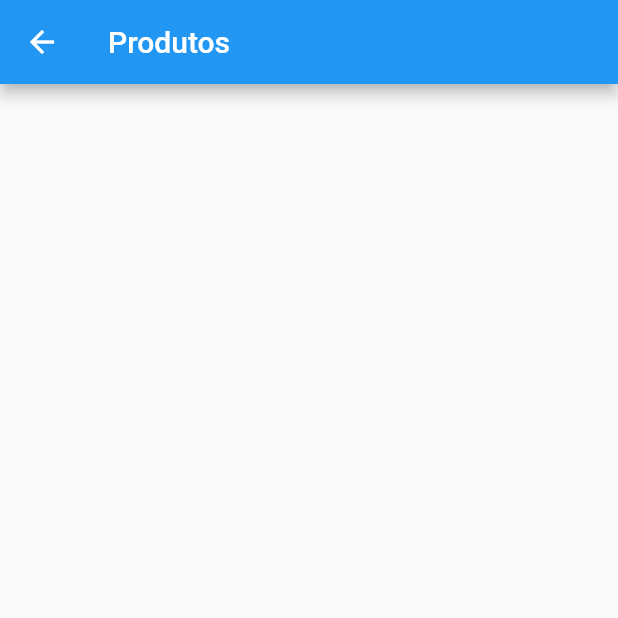
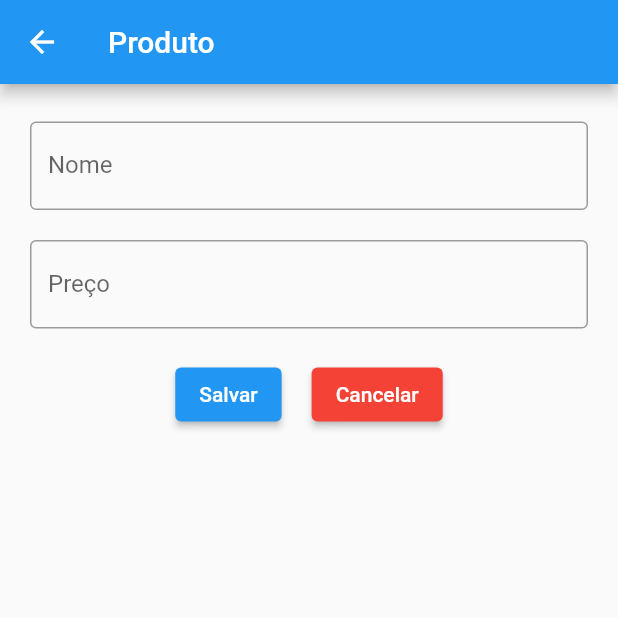
Before and after one commit to GabrielArsenio/pedidex_flutter, a Flutter app: the ProductFormPage screen opened directly, on a phone screen of 412 x 824 dp, the top half of it. Run offline on Flutter 3.47's test engine with Material 2 defaults, Android fonts, the light colour scheme and no system bars; our stand-ins replace mobx, sqflite; accounts and stored records are empty; generated files the repository leaves out were written again.

```diff
--- a/lib/page/product_form.page.dart
+++ b/lib/page/product_form.page.dart
@@ -3,11 +3,48 @@ import 'package:flutter/material.dart';
 class ProductFormPage extends StatelessWidget {
   const ProductFormPage({Key? key}) : super(key: key);
 
+  _textField(
+      {required String labelText, onChanged, String Function()? errorText}) {
+    return TextField(
+      onChanged: onChanged,
+      decoration: InputDecoration(
+        border: const OutlineInputBorder(),
+        labelText: labelText,
+        errorText: errorText == null ? null : errorText(),
+      ),
+    );
+  }
+
   @override
   Widget build(BuildContext context) {
     return Scaffold(
       appBar: AppBar(
-        title: const Text("Produtos"),
+        title: const Text("Produto"),
+      ),
+      body: Padding(
+        padding: const EdgeInsets.only(top: 25, left: 20, right: 20),
+        child: Column(
+          children: [
+            _textField(labelText: "Nome"),
+            const SizedBox(height: 20),
+            _textField(labelText: "Preço"),
+            const SizedBox(height: 20),
+            Row(
+              mainAxisAlignment: MainAxisAlignment.center,
+              children: [
+                ElevatedButton(onPressed: () {}, child: const Text("Salvar")),
+                const SizedBox(width: 20),
+                ElevatedButton(
+                  onPressed: () {
+                    Navigator.pop(context);
+                  },
+                  style: ElevatedButton.styleFrom(primary: Colors.red),
+                  child: const Text("Cancelar"),
+                )
+              ],
+            )
+          ],
+        ),
       ),
     );
   }
```
Also changed, not shown: lib/page/product_list.page.dart (+24 -12 lines).
